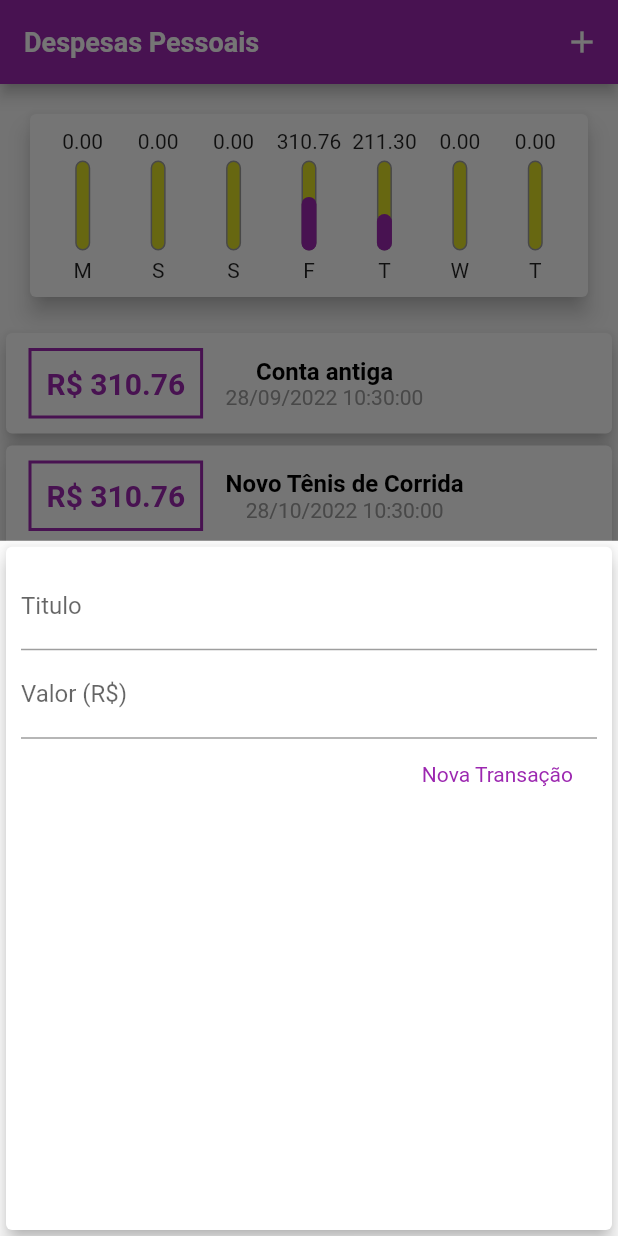
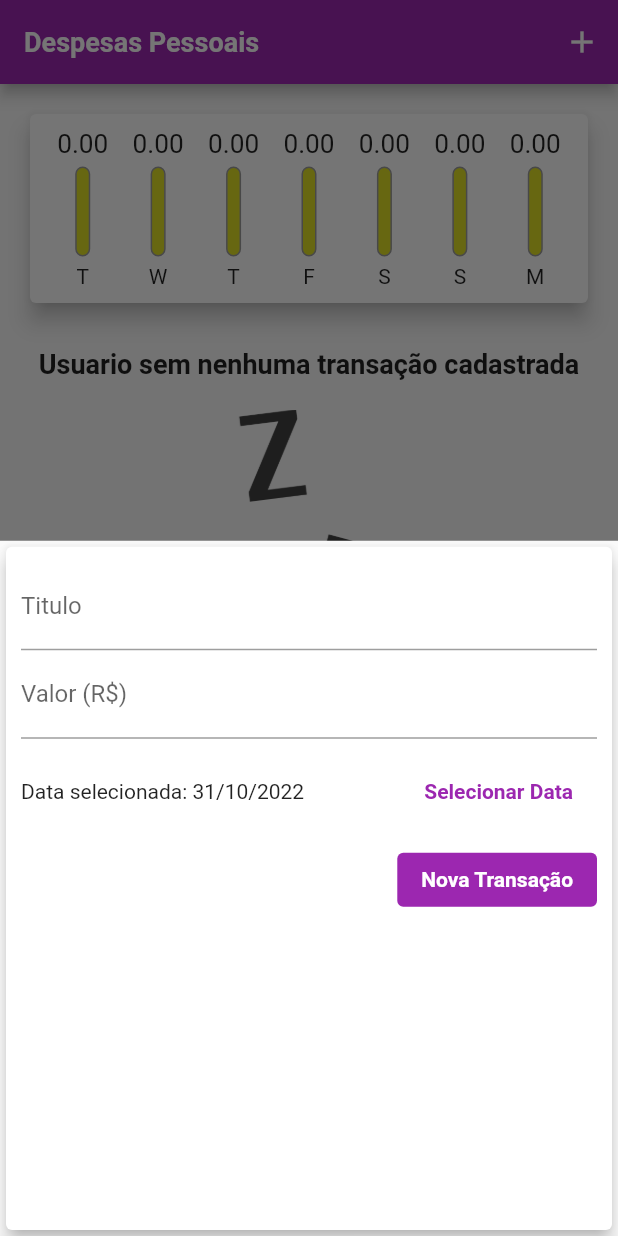
Before and after one commit to Rennansb/lista_de_despesas_app, a Flutter app: the screen it shows after launch, after a tap on the "add" icon, on a phone screen of 412 x 824 dp. Run offline on Flutter 3.47's test engine with Material 2 defaults, Android fonts, the phone set to English and light mode, and no system bars.

Commit message:
ultima_atua

```diff
--- a/lib/componets/chart.dart
+++ b/lib/componets/chart.dart
@@ -32,7 +32,7 @@ if(sameDay && sameMonth && sameYear){
 
   return {'day' : DateFormat.E().format(weekDay)[0],
    'value' : totalSum};
-});
+}).reversed.toList();
 }
 
 double get _weekTotalValue{
@@ -40,6 +40,8 @@ return groupedTransactoins.fold(0.0, (sum, tr){
   return sum + tr['value'] as double;
 });
 }
+
+
   @override
   Widget build(BuildContext context) {
 
@@ -56,7 +58,7 @@ return groupedTransactoins.fold(0.0, (sum, tr){
               child: ChartBar(
                 label: tr['day'],
                 value: double.parse(tr["value"].toString()),
-                percentage: (tr["value"] as double )/ _weekTotalValue,
+                percentage: _weekTotalValue == 0 ? 0 : (tr["value"] as double )/ _weekTotalValue,
               ),
             );
           }).toList()
--- a/lib/componets/chart_bar.dart
+++ b/lib/componets/chart_bar.dart
@@ -19,7 +19,9 @@ class ChartBar extends StatelessWidget {
   Widget build(BuildContext context) {
     return Column(
       children: [
-        FittedBox(child: Text('${value!.toStringAsFixed(2)}')),
+        Container(
+          height: 20,
+          child: FittedBox(child: Text('${value!.toStringAsFixed(2)}'))),
         const SizedBox(height: 5,),
         SizedBox(
           height: 60,
--- a/lib/componets/transaction_form.dart
+++ b/lib/componets/transaction_form.dart
@@ -1,10 +1,11 @@
 import 'package:flutter/material.dart';
+import 'package:intl/intl.dart';
 
 
 class TransactionForm extends StatefulWidget {
 
 
-final void Function(String?, double?) onSubmit;
+final void Function(String?, double?, DateTime?) onSubmit;
 
    TransactionForm(this.onSubmit, {super.key});
 
@@ -13,20 +14,33 @@ final void Function(String?, double?) onSubmit;
 }
 
 class _TransactionFormState extends State<TransactionForm> {
-  final titleController = TextEditingController();
+  final _titleController = TextEditingController();
 
-final valueController = TextEditingController();
+final _valueController = TextEditingController();
+DateTime? _selectedDate = DateTime.now() ;
 
   _submitForm(){
-final title = titleController.text;
-                             final value = double.tryParse(valueController.text) ?? 0.0;
-                    if(title.isEmpty || value <=0){
+final title = _titleController.text;
+                             final value = double.tryParse(_valueController.text) ?? 0.0;
+                    if(title.isEmpty || value <=0 || _selectedDate == null){
                       return;
                     }
 
-                            widget.onSubmit(title,value);
+                            widget.onSubmit(title,value,_selectedDate );
   }
 
+
+_showDatePicker(){
+  showDatePicker(
+    context: context,
+  initialDate: DateTime.now(),
+  firstDate: DateTime(2019),
+  lastDate: DateTime.now()).then((pickedDate){
+    setState(() {
+      _selectedDate = pickedDate;
+    });
+  });
+}
   @override
   Widget build(BuildContext context) {
     return  Card(
@@ -36,7 +50,7 @@ final title = titleController.text;
                   child: Column(
                     children: [
                        TextField(
-                        controller: titleController,
+                        controller: _titleController,
                         onSubmitted: (value)=> _submitForm(),
                         decoration:const InputDecoration(
                           labelText: 'Titulo',
@@ -44,13 +58,32 @@ final title = titleController.text;
                       ),
                         TextField(
                           keyboardType:const TextInputType.numberWithOptions(decimal: true),
-                         controller: valueController,
+                         controller: _valueController,
                          onSubmitted: (value)=> _submitForm(),
                         decoration:const InputDecoration(
                           labelText: 'Valor (R\$)',
                         ),
 
 
+                        ),
+                        SizedBox(
+                          height: 70,
+                          child: Row(
+                            children: [
+                               Expanded(
+                                 child: Text(
+
+                                  _selectedDate == null ? 'Nenhuma data selecionada!' : 'Data selecionada: ${DateFormat('d/M/y').format(_selectedDate!)}'),
+                               ),
+                             const SizedBox(width: 5,),
+                              ElevatedButton(
+                                 style:ElevatedButton.styleFrom(
+                              elevation: 0,
+
+                              backgroundColor: Colors.white),
+                                onPressed: _showDatePicker, child:const Text('Selecionar Data', style: TextStyle(fontWeight: FontWeight.bold, color: Colors.purple),))
+                            ],
+                          ),
                         ),
 
                       Row(
@@ -61,10 +94,10 @@ final title = titleController.text;
                             style:ElevatedButton.styleFrom(
                               elevation: 0,
 
-                              backgroundColor: Colors.white),
+                              backgroundColor: Colors.purple),
                             onPressed: (){
                              _submitForm();
-                            }, child:const  Text('Nova Transação',style: TextStyle(color: Colors.purple),),
+                            }, child:const  Text('Nova Transação',style: TextStyle(color: Colors.white, fontWeight: FontWeight.bold),),
                           ),
                         ],
                       )
--- a/lib/componets/transaction_list.dart
+++ b/lib/componets/transaction_list.dart
@@ -8,13 +8,14 @@ class TransactionList extends StatelessWidget {
 
 
 
-  const TransactionList({super.key, required this.transactions});
+  const TransactionList({super.key, required this.transactions, required this.onRemove});
   final List<Transaction> transactions;
+  final void Function(String) onRemove;
 
   @override
   Widget build(BuildContext context) {
     return  SizedBox(
-      height: 300,
+      height: 550,
       child:transactions.isEmpty ? Column(
        children:  [
        const SizedBox(height: 10,),
@@ -34,45 +35,36 @@ class TransactionList extends StatelessWidget {
         itemBuilder: (cxt, index){
           final tr = transactions[index];
 return Card(
-                  elevation: 5,
-                  child: Row(
-                    children: [
-                      Container(
-                        margin: const EdgeInsets.symmetric(
-                          horizontal: 15,
-                          vertical: 10
-                        ),
-                        decoration: BoxDecoration(
-                          border: Border.all(
-                            color: Theme.of(context).colorScheme.primary,
-                            width: 2
-                          )
-                        ),
-                        padding:const EdgeInsets.all(10),
-                        child: Text("R\$ ${tr.value!.toStringAsFixed(2)}", style:  TextStyle(
-                          fontSize: 20,
-                          fontWeight: FontWeight.bold,
-                           color: Theme.of(context).colorScheme.primary,
-                        ),),
-                      ),
-                      Column(
+  elevation: 5,
+  margin: EdgeInsets.symmetric(
+    vertical: 8,
+    horizontal: 5
+  ),
+  child:   ListTile(
+    leading:CircleAvatar(
+      backgroundColor:Colors.purple,
+      radius: 30,
+      child: Padding(
+        padding: const EdgeInsets.all(6.0),
+        child: FittedBox(
 
-                        children: [
-                        Text(tr.title.toString(), style: const TextStyle(
-                          fontSize: 16,
-                          fontWeight: FontWeight.bold,
-                          color: Colors.black
-                        ),),
-                        Text(
-                        DateFormat('dd/MM/yyyy HH:mm:ss').format(tr.date!),
-                          style: const TextStyle(
+          child: Text('R\$ ${tr.value}')),
+      )
+    ),
+    title: Text(
+      tr.title.toString(),
+      style: TextStyle(color: Theme.of(context).colorScheme.primary,),
 
-
-                          color: Colors.grey
-                        ),),
-                      ],)
-                    ],
-                  ));
+    ),
+    subtitle: Text(
+      DateFormat('d MMM y').format(tr.date as DateTime)
+    ),
+    trailing: IconButton(
+      onPressed: ()=> onRemove(tr.id as String),
+      color: Colors.redAccent,
+      icon: Icon(Icons.delete),),
+  ),
+);
         },
 
                 ),
--- a/lib/main.dart
+++ b/lib/main.dart
@@ -59,24 +59,7 @@ class MyHomePage extends StatefulWidget {
 
 class _MyHomePageState extends State<MyHomePage> {
  final List<Transaction> _transactions = [
-    Transaction(
-      id: 't1',
-      title: 'Conta antiga',
-      value: 310.76,
-      date: DateTime.now().subtract(Duration(days: 33)),
-    ),
-    Transaction(
-      id: 't1',
-      title: 'Novo Tênis de Corrida',
-      value: 310.76,
-      date: DateTime.now().subtract(Duration(days: 3)),
-    ),
-    Transaction(
-      id: 't2',
-      title: 'Conta de Luz',
-      value: 211.30,
-      date: DateTime.now().subtract(Duration(days: 4)),
-    ),
+
   ];
 
   List<Transaction> get _recentTransactions {
@@ -85,18 +68,26 @@ return tr.date!.isAfter(DateTime.now().subtract(const Duration(days: 7)));
     }).toList();
   }
 
-   _addTransaction(String? title, double? value){
+   _addTransaction(String? title, double? value, DateTime? date){
     final newTansaction = Transaction(
       id: Random().nextDouble().toString(),
       title: title,
       value: value,
-      date: DateTime.now(),
+      date: date,
       );
       setState(() {
         _transactions.add(newTansaction);
       });
       Navigator.of(context).pop();
   }
+
+  _removeTransaction(String? id){
+  setState((){
+    _transactions.removeWhere((tr) => tr.id == id
+    );
+  });
+
+}
 
 _openTransactionFormModal(BuildContext context){
 showModalBottomSheet(context: context,
@@ -123,7 +114,7 @@ builder: (ctx){
 
 
                Chart(_recentTransactions),
-                 TransactionList(transactions: _transactions),
+                 TransactionList(transactions: _transactions,onRemove: _removeTransaction),
 
 
 
```
